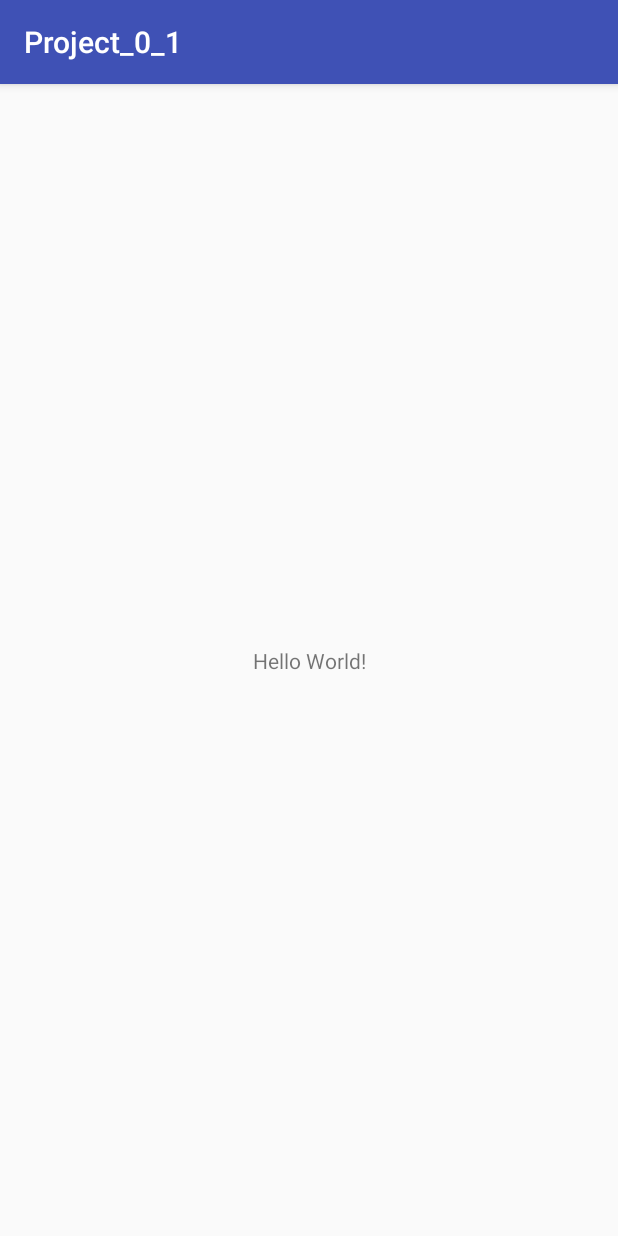
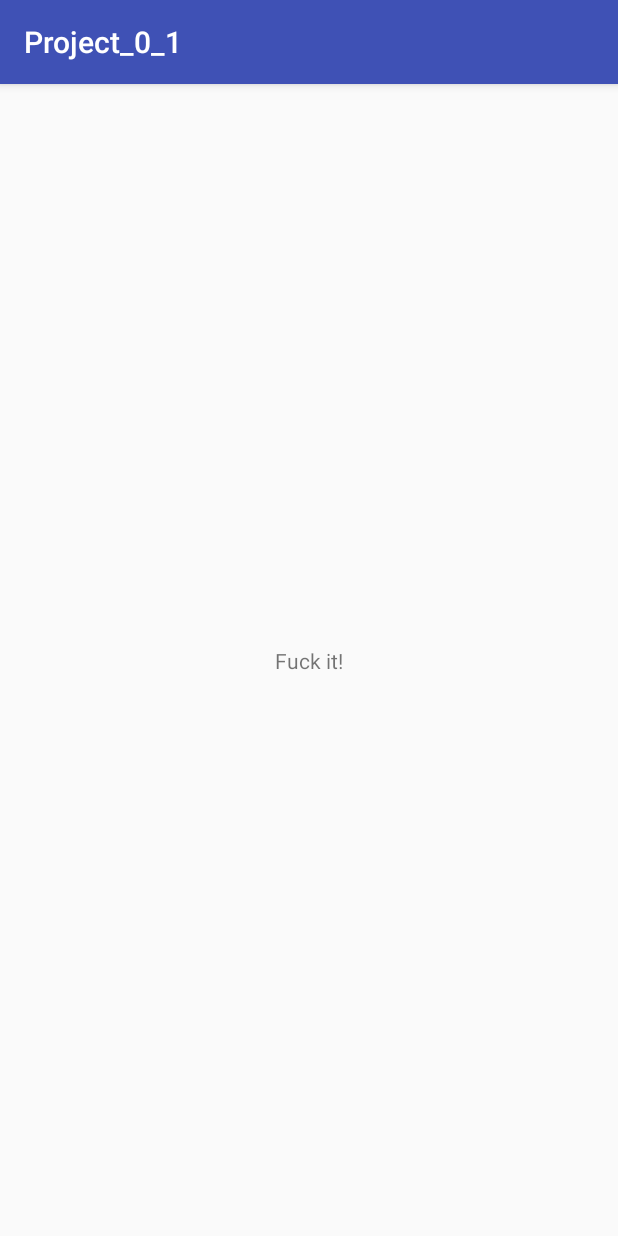
Before and after one commit to Lorifusselini/GreatesAppEWA, an Android app: the screen it shows after launch (MainActivity), on a phone screen of 412 x 824 dp. Run offline under Robolectric (Android 15) with nearby library versions, the phone set to English and light mode, and no system bars.

Commit message:
"Hello World!" to "Fuck it!"

```diff
--- a/app/src/main/res/layout/activity_main.xml
+++ b/app/src/main/res/layout/activity_main.xml
@@ -9,7 +9,7 @@
     <TextView
         android:layout_width="wrap_content"
         android:layout_height="wrap_content"
-        android:text="Hello World!"
+        android:text="Fuck it!"
         app:layout_constraintBottom_toBottomOf="parent"
         app:layout_constraintLeft_toLeftOf="parent"
         app:layout_constraintRight_toRightOf="parent"
```
